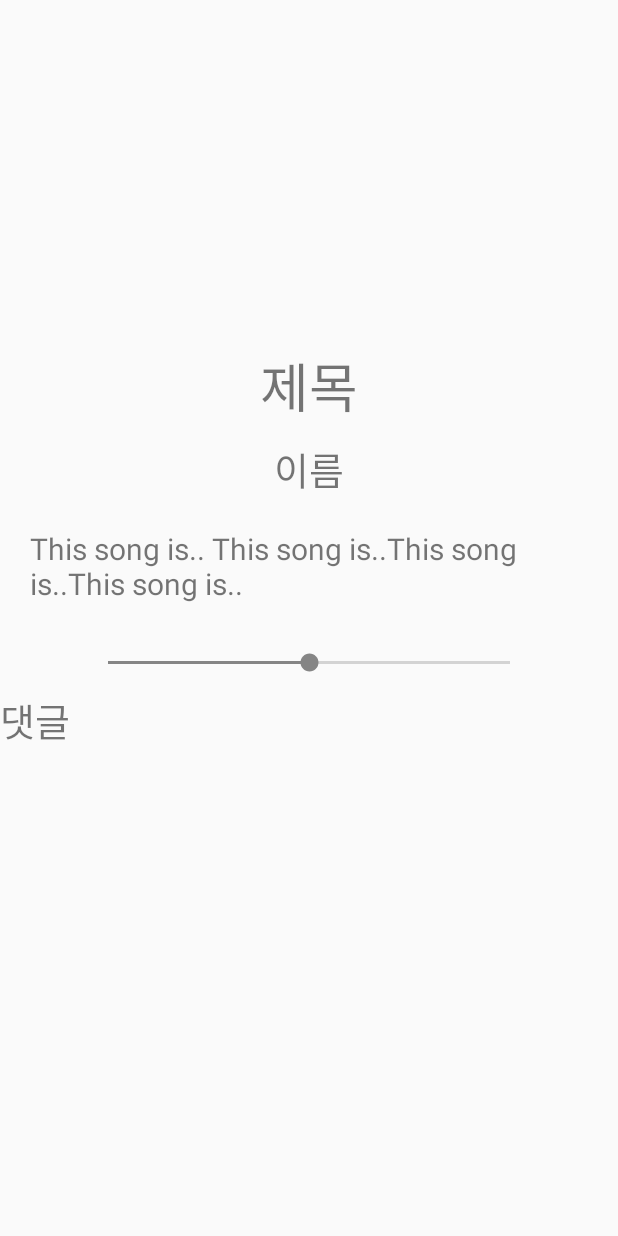
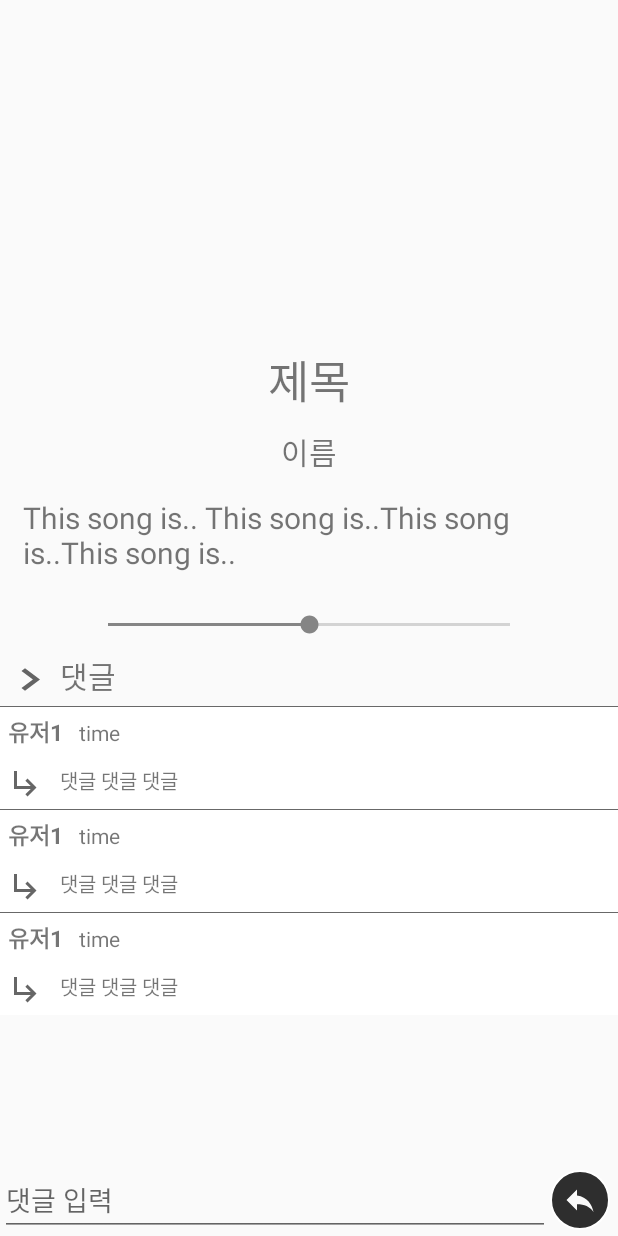
Before and after one commit to MP-mobileProgramming/GClef, an Android app: the layout activity_in_post.xml on its own in the app's theme, with its tools: preview values and no code run, on a phone screen of 412 x 824 dp. Run offline under Robolectric (Android 15) with nearby library versions, the phone set to English and light mode, and no system bars.

Commit message:
22.06.04

```diff
--- /dev/null
+++ b/app/src/main/java/com/example/gclef/Comment.kt
@@ -0,0 +1,6 @@
+package com.example.gclef
+
+data class Comment(var userId : String? = null,
+                   var comment: String? = null,
+                   var uid : String? = null,
+                   var timeStamp: Long = 1 )
--- a/app/src/main/java/com/example/gclef/CreatePostActivity.kt
+++ b/app/src/main/java/com/example/gclef/CreatePostActivity.kt
@@ -158,12 +158,6 @@ class CreatePostActivity : AppCompatActivity() {
                 songPost.soundUrl = soundUri
 
 
-                Log.i("tag", "file name : $imgFileName")
-
-                Log.i("tag", "image url : ${songPost.imageUrl}")
-
-
-
 
                 adapter.fireStore?.collection("Post")
                     ?.document()?.set(songPost)
--- a/app/src/main/java/com/example/gclef/Song.kt
+++ b/app/src/main/java/com/example/gclef/Song.kt
@@ -9,6 +9,8 @@ data class Song(var userName : String? = null,
                 var songDetail : String? = null,
                 var imageUrl : String? = null,
                 var soundUrl : String? = null,
+                var path : String? = null,
+                var timeStamp: String? = null,
                 var uid : String? = null) : Serializable {
 
                 }
--- /dev/null
+++ b/app/src/main/res/drawable/circle_shape.xml
@@ -0,0 +1,9 @@
+<?xml version="1.0" encoding="utf-8"?>
+<shape xmlns:android="http://schemas.android.com/apk/res/android"
+    android:shape="oval">
+
+    <solid android:color="@color/colorPrimaryDark" />
+    <stroke
+        android:width="1dp"
+        android:color="#FFFFFF" />
+</shape>
--- /dev/null
+++ b/app/src/main/res/drawable/comment_border.xml
@@ -0,0 +1,17 @@
+<?xml version="1.0" encoding="utf-8"?>
+<layer-list xmlns:android="http://schemas.android.com/apk/res/android">
+
+    <item>
+        <shape android:shape="rectangle">
+            <solid android:color="@color/colorPrimary" />
+        </shape>
+    </item>
+    <item android:top = "1dp"
+        >
+
+        <shape android:shape="rectangle">
+            <solid android:color="#ffffff" />
+        </shape>
+
+    </item>
+</layer-list>
--- /dev/null
+++ b/app/src/main/res/drawable/ic_baseline_chevron_right_24.xml
@@ -0,0 +1,10 @@
+<vector xmlns:android="http://schemas.android.com/apk/res/android"
+    android:width="24dp"
+    android:height="24dp"
+    android:viewportWidth="24"
+    android:viewportHeight="24"
+    android:tint="?attr/colorControlNormal">
+  <path
+      android:fillColor="@android:color/white"
+      android:pathData="M10,6L8.59,7.41 13.17,12l-4.58,4.59L10,18l6,-6z"/>
+</vector>
--- /dev/null
+++ b/app/src/main/res/drawable/ic_baseline_reply_24.xml
@@ -0,0 +1,5 @@
+<vector android:height="24dp" android:tint="#F9F9F9"
+    android:viewportHeight="24" android:viewportWidth="24"
+    android:width="24dp" xmlns:android="http://schemas.android.com/apk/res/android">
+    <path android:fillColor="@android:color/white" android:pathData="M10,9V5l-7,7 7,7v-4.1c5,0 8.5,1.6 11,5.1 -1,-5 -4,-10 -11,-11z"/>
+</vector>
--- /dev/null
+++ b/app/src/main/res/drawable/ic_baseline_subdirectory_arrow_right_24.xml
@@ -0,0 +1,10 @@
+<vector xmlns:android="http://schemas.android.com/apk/res/android"
+    android:width="24dp"
+    android:height="24dp"
+    android:viewportWidth="24"
+    android:viewportHeight="24"
+    android:tint="?attr/colorControlNormal">
+  <path
+      android:fillColor="@android:color/white"
+      android:pathData="M19,15l-6,6 -1.42,-1.42L15.17,16H4V4h2v10h9.17l-3.59,-3.58L13,9l6,6z"/>
+</vector>
--- a/app/src/main/res/layout/activity_in_post.xml
+++ b/app/src/main/res/layout/activity_in_post.xml
@@ -6,7 +6,14 @@
     android:layout_height="match_parent"
     tools:context=".InPostActivity"
     android:orientation="vertical">
-
+    <androidx.core.widget.NestedScrollView
+        android:layout_width="match_parent"
+        android:layout_height="wrap_content"
+        android:layout_weight="1">
+        <LinearLayout
+        android:layout_width="match_parent"
+        android:layout_height="wrap_content"
+        android:orientation="vertical">
             <FrameLayout
                 android:layout_width="wrap_content"
                 android:layout_height="wrap_content"
@@ -22,8 +29,8 @@
                     android:id="@+id/playButton"
                     android:scaleType="centerCrop"
                     android:background="@null"
-        android:layout_width="100dp"
-        android:layout_height="100dp"
+                    android:layout_width="90dp"
+                    android:layout_height="90dp"
                     android:layout_gravity="center"/>
 
             </FrameLayout>
@@ -33,7 +40,7 @@
                 android:layout_width="wrap_content"
                 android:layout_height="wrap_content"
                 android:text="제목"
-        android:textSize="35dp"
+                android:textSize="30dp"
                 android:layout_gravity="center"/>
             <TextView
                 android:layout_marginTop="10dp"
@@ -41,12 +48,12 @@
                 android:layout_width="wrap_content"
                 android:layout_height="wrap_content"
                 android:text="이름"
-        android:textSize="25dp"
+                android:textSize="20dp"
                 android:layout_gravity="center"/>
 
             <TextView
                 android:id="@+id/songDetailInPost"
-        android:layout_margin="20dp"
+                android:layout_margin="15dp"
                 android:layout_width="wrap_content"
                 android:layout_height="wrap_content"
                 android:text="This song is.. This song is..This song is..This song is.."
@@ -63,12 +70,49 @@
 
             <LinearLayout
                 android:layout_width="match_parent"
-        android:layout_height="wrap_content">
+                android:layout_height="wrap_content"
+                android:orientation="horizontal">
+                <ImageView
+                    android:background="@drawable/ic_baseline_chevron_right_24"
+                    android:layout_width="40dp"
+                    android:layout_height="30dp"
+                    android:layout_gravity="center"/>
                 <TextView
                     android:layout_width="wrap_content"
                     android:layout_height="wrap_content"
                     android:text="댓글"
-        android:textSize="25dp"/>
+                    android:textSize="20dp"
+                    android:layout_marginBottom="5dp"/>
+            </LinearLayout>
+            <androidx.recyclerview.widget.RecyclerView
+                android:id="@+id/commentRecyclerView"
+                android:layout_width="match_parent"
+                android:layout_height="wrap_content"
+                tools:listitem="@layout/comment_item"
+                />
+        </LinearLayout>
+    </androidx.core.widget.NestedScrollView>
+    <LinearLayout
+        android:layout_width="match_parent"
+        android:layout_height="wrap_content"
+        android:orientation="horizontal">
+    <EditText
+        android:id="@+id/commentEditText"
+        android:layout_width="0dp"
+        android:layout_height="wrap_content"
+        android:hint="댓글 입력"
+        android:gravity="bottom"
+        android:layout_weight="1"
+        />
+        <ImageButton
+            android:id="@+id/commentButton"
+            android:src="@drawable/ic_baseline_reply_24"
+            android:background="@drawable/circle_shape"
+            android:layout_gravity="center"
+            android:layout_width="40dp"
+            android:layout_height="40dp"
+            android:layout_marginRight="5dp"/>
     </LinearLayout>
 
+
 </LinearLayout>
--- /dev/null
+++ b/app/src/main/res/layout/comment_item.xml
@@ -0,0 +1,52 @@
+<?xml version="1.0" encoding="utf-8"?>
+<LinearLayout
+    xmlns:android="http://schemas.android.com/apk/res/android"
+    android:layout_width="match_parent"
+    android:layout_height="wrap_content"
+    android:orientation="vertical">
+    <LinearLayout
+        android:layout_width="match_parent"
+        android:layout_height="wrap_content"
+        android:orientation="vertical"
+        android:background="@drawable/comment_border">
+        <LinearLayout
+            android:layout_width="match_parent"
+            android:layout_height="wrap_content"
+            android:orientation="horizontal">
+            <TextView
+                android:id="@+id/userIdTextView"
+                android:text="유저1"
+                android:textSize="15dp"
+                android:layout_width="wrap_content"
+                android:layout_height="wrap_content"
+                android:layout_margin="5dp"
+                android:textStyle="bold"/>
+            <TextView
+                android:id="@+id/timeTextView"
+                android:layout_width="wrap_content"
+                android:layout_height="wrap_content"
+                android:layout_margin="5dp"
+                android:text="time"
+                />
+
+        </LinearLayout>
+        <LinearLayout
+            android:layout_width="match_parent"
+            android:layout_height="wrap_content">
+            <ImageView
+                android:layout_margin="5dp"
+                android:layout_width="wrap_content"
+                android:layout_height="wrap_content"
+                android:background="@drawable/ic_baseline_subdirectory_arrow_right_24"/>
+            <TextView
+                android:id="@+id/commentTextView"
+                android:text="댓글 댓글 댓글"
+                android:textSize="13dp"
+                android:layout_margin="5dp"
+                android:layout_width="wrap_content"
+                android:layout_height="wrap_content"/>
+        </LinearLayout>
+
+    </LinearLayout>
+
+</LinearLayout>
--- a/app/src/main/res/layout/list_item.xml
+++ b/app/src/main/res/layout/list_item.xml
@@ -31,7 +31,7 @@
                 android:layout_width="wrap_content"
                 android:layout_height="wrap_content"
                 android:text="Title"
-                android:textSize="25dp"
+                android:textSize="20dp"
                 android:textColor="#000000"
                 android:layout_margin="5dp"/>
             <TextView
@@ -39,14 +39,14 @@
                 android:layout_width="wrap_content"
                 android:layout_height="wrap_content"
                 android:text="(알 수 없음)"
-                android:textSize="20dp"
+                android:textSize="17dp"
                 android:layout_margin="5dp"/>
             <TextView
                 android:id="@+id/songDetail"
                 android:layout_width="wrap_content"
                 android:layout_height="wrap_content"
                 android:text="Information.."
-                android:textSize="15dp"
+                android:textSize="12dp"
                 android:textColor="#555555"
                 android:layout_margin="5dp"
                 android:maxLines="1"/>
```
Also changed, not shown: app/src/main/java/com/example/gclef/CommentAdapter.kt (added, +127 -0 lines), app/src/main/java/com/example/gclef/InPostActivity.kt (+59 -4 lines), app/src/main/java/com/example/gclef/RecyclerViewAdapter.kt (+16 -27 lines), app/src/main/res/drawable/image_shape.xml (added, +10 -0 lines). Lines whose indentation alone changed are shown as unchanged.
